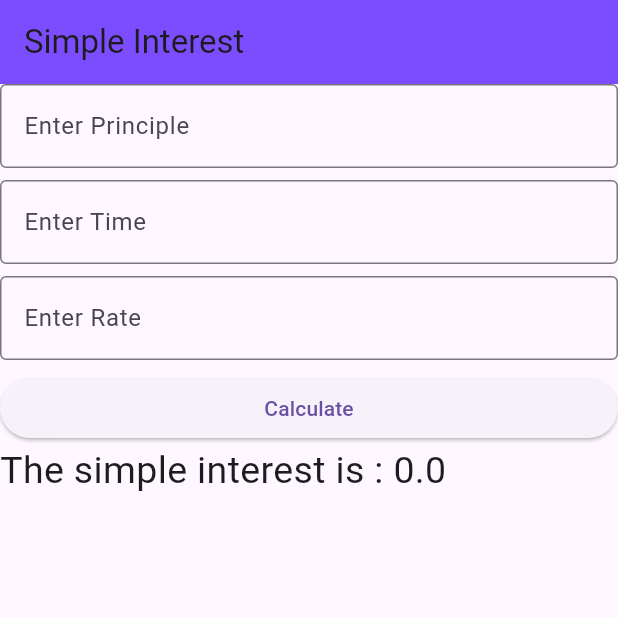
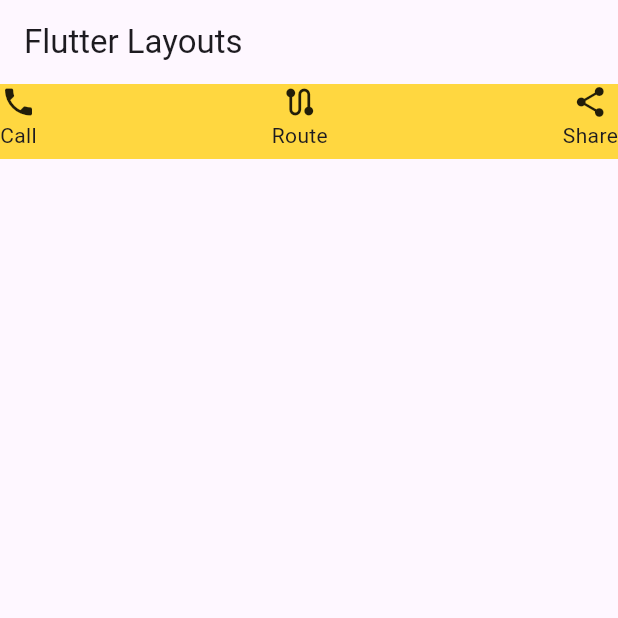
Before and after one commit to Ashura2003/assignment_1, a Flutter app: the screen it shows after launch, on a phone screen of 412 x 824 dp, the top half of it. Run offline on Flutter 3.47's test engine with Material 3 defaults, Android fonts, the phone set to English and light mode, and no system bars.

Commit message:
started flutter layouts, border layouts and richtext

```diff
--- a/lib/app/app.dart
+++ b/lib/app/app.dart
@@ -1,4 +1,5 @@
-import 'package:assignment_1/screen/simple_interest_screen.dart';
+import 'package:assignment_1/screen/area_of_circle_screen.dart';
+import 'package:assignment_1/screen/flutter_layouts_screen.dart';
 import 'package:flutter/material.dart';
 
 class App extends StatelessWidget {
@@ -7,7 +8,7 @@ class App extends StatelessWidget {
   @override
   Widget build(BuildContext context) {
     return const MaterialApp(
-      home: SimpleInterestScreen(),
+      home: FlutterLayoutsScreen(),
     );
   }
 }
--- a/lib/screen/arithematic_screen.dart
+++ b/lib/screen/arithematic_screen.dart
@@ -12,7 +12,7 @@ class _ArithematicScreenState extends State<ArithematicScreen> {
   @override
   int? first;
   int? second;
-  int? result;
+  int result =0;
 
   ArithematicModel? arithematicModel;
 
--- /dev/null
+++ b/lib/screen/flutter_layouts_screen.dart
@@ -0,0 +1,43 @@
+import 'package:flutter/material.dart';
+
+class FlutterLayoutsScreen extends StatelessWidget {
+  const FlutterLayoutsScreen({super.key});
+
+  @override
+  Widget build(BuildContext context) {
+    return Scaffold(
+      appBar: AppBar(
+        title: const Text(
+          "Flutter Layouts",
+        ),
+      ),
+      body: Container(
+        color: Colors.amberAccent,
+        height: 50,
+        child: const Row(
+          mainAxisAlignment: MainAxisAlignment.spaceBetween,
+          children: [
+            Column(
+              children: [
+                Icon(Icons.phone),
+                Text("Call"),
+              ],
+            ),
+            Column(
+              children: [
+                Icon(Icons.route),
+                Text("Route"),
+              ],
+            ),
+            Column(
+              children: [
+                Icon(Icons.share),
+                Text("Share"),
+              ],
+            ),
+          ],
+        ),
+      ),
+    );
+  }
+}
```
Also changed, not shown: lib/model/area_of_circle_model.dart (added, +10 -0 lines), lib/screen/area_of_circle_screen.dart (added, +120 -0 lines).
